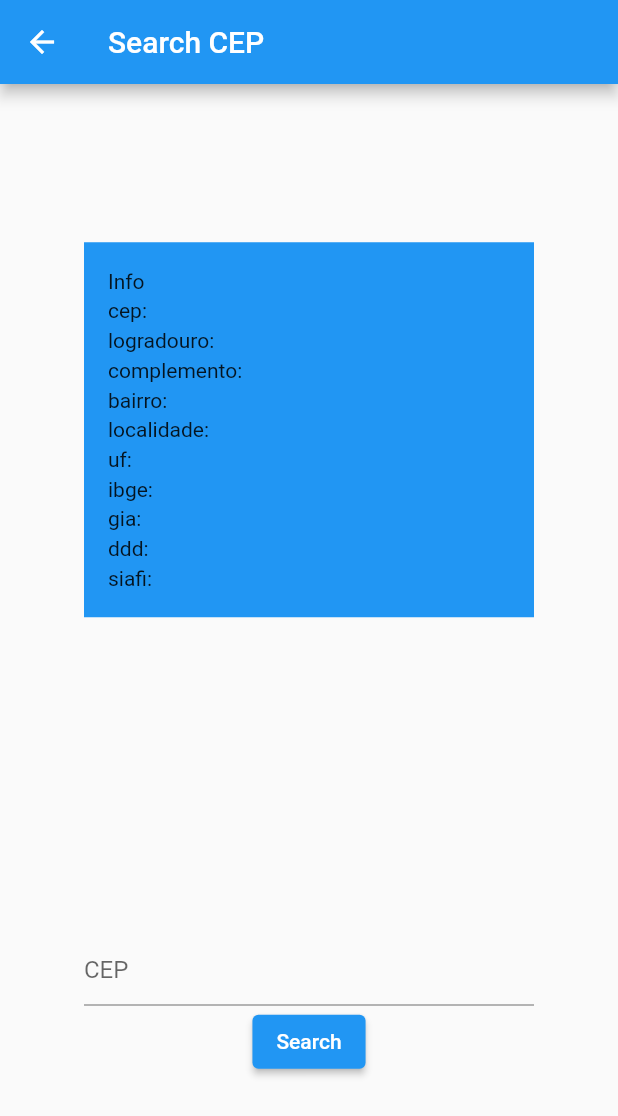
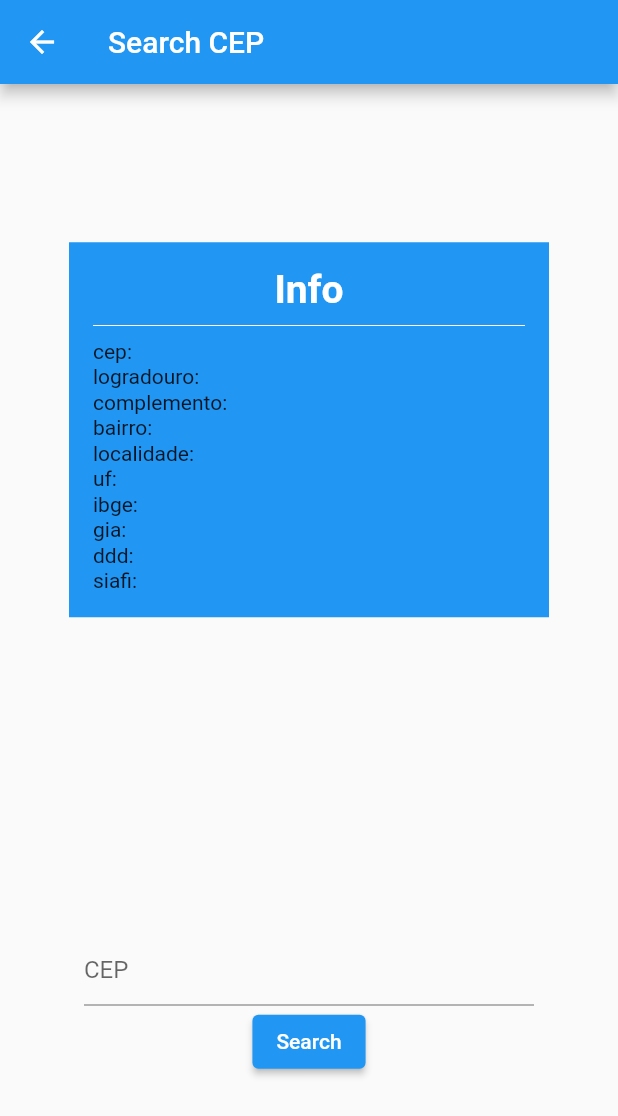
Before and after one commit to bezerrabruno/Estudos, a Flutter app: the DependenciesPage screen opened by its route, after a tap on "Search", on a phone screen of 412 x 824 dp. Shown: the top 1116 px of the screen. Run offline on Flutter 3.47's test engine with Material 2 defaults, Android fonts, the phone set to English and light mode, and no system bars; our stand-ins replace dio, flutter_bloc, flutter_modular, responsive_sizer, sqflite; accounts and stored records are empty; network calls fail.

Commit message:
Update: Module Dependencies.

```diff
--- /dev/null
+++ b/modular/lib/app/modules/dependencies/controller/dependencies_controller.dart
@@ -0,0 +1,14 @@
+import 'package:modular/app/modules/dependencies/dio/cep_http.dart';
+import 'package:modular/app/modules/dependencies/models/cep_model.dart';
+
+class DependenciesController {
+  final CepDio cepDio;
+
+  const DependenciesController(this.cepDio);
+
+  Future<Cep> searchCep(String cepText) async {
+    final mapCep = await cepDio.getDio(cepText);
+
+    return Cep.fromMap(mapCep);
+  }
+}
--- a/modular/lib/app/modules/dependencies/dependencies_module.dart
+++ b/modular/lib/app/modules/dependencies/dependencies_module.dart
@@ -1,11 +1,13 @@
 import 'package:flutter_modular/flutter_modular.dart';
 
-import 'dependencies_page.dart';
+import 'controller/dependencies_controller.dart';
+import 'page/dependencies_page.dart';
 import 'dio/cep_http.dart';
 
 class DependenciesModule extends Module {
   @override
   List<Bind> get binds => [
+        Bind.lazySingleton((i) => DependenciesController(i())),
         Bind.lazySingleton((i) => CepDio()),
       ];
 
--- a/modular/lib/app/modules/dependencies/dependencies_page.dart
+++ /dev/null
@@ -1,103 +0,0 @@
-import 'package:flutter/material.dart';
-import 'package:flutter_modular/flutter_modular.dart';
-
-import 'dio/cep_http.dart';
-import 'models/cep_model.dart';
-
-class DependenciesPage extends StatefulWidget {
-  const DependenciesPage({Key? key}) : super(key: key);
-
-  @override
-  State<DependenciesPage> createState() => _DependenciesPageState();
-}
-
-class _DependenciesPageState extends State<DependenciesPage> {
-  final TextEditingController _controller = TextEditingController();
-
-  CepDio cepDio = Modular.get();
-
-  Cep cep = Cep(
-    '',
-    '',
-    '',
-    '',
-    '',
-    '',
-    '',
-    '',
-    '',
-    '',
-  );
-
-  @override
-  initState() {
-    super.initState();
-  }
-
-  update() {
-    super.setState(() {});
-  }
-
-  @override
-  Widget build(BuildContext context) {
-    return Scaffold(
-      appBar: AppBar(
-        title: const Text('Search CEP'),
-      ),
-      body: Center(
-        child: Column(
-          mainAxisAlignment: MainAxisAlignment.spaceAround,
-          children: <Widget>[
-            Container(
-              height: 250,
-              width: 300,
-              padding: const EdgeInsets.all(16),
-              color: Theme.of(context).primaryColor,
-              child: Column(
-                mainAxisAlignment: MainAxisAlignment.spaceAround,
-                crossAxisAlignment: CrossAxisAlignment.start,
-                children: <Text>[
-                  const Text('Info'),
-                  Text('cep: ${cep.cep}'),
-                  Text('logradouro: ${cep.logradouro}'),
-                  Text('complemento: ${cep.complemento}'),
-                  Text('bairro: ${cep.bairro}'),
-                  Text('localidade: ${cep.localidade}'),
-                  Text('uf: ${cep.uf}'),
-                  Text('ibge: ${cep.ibge}'),
-                  Text('gia: ${cep.gia}'),
-                  Text('ddd: ${cep.ddd}'),
-                  Text('siafi: ${cep.siafi}'),
-                ],
-              ),
-            ),
-            Column(
-              children: [
-                SizedBox(
-                  width: 300,
-                  child: TextField(
-                    controller: _controller,
-                    keyboardType: TextInputType.number,
-                    decoration: const InputDecoration(
-                      hintText: 'CEP',
-                    ),
-                  ),
-                ),
-                ElevatedButton(
-                  onPressed: () => searchCep(),
-                  child: const Text('Search'),
-                ),
-              ],
-            ),
-          ],
-        ),
-      ),
-    );
-  }
-
-  Future<void> searchCep() async {
-    final mapCep = await cepDio.getHttp(_controller.text);
-    cep = Cep.fromMap(mapCep);
-    update();
-  }
-}
--- a/modular/lib/app/modules/dependencies/dio/cep_http.dart
+++ b/modular/lib/app/modules/dependencies/dio/cep_http.dart
@@ -1,7 +1,7 @@
 import 'package:dio/dio.dart';
 
 class CepDio {
-  Future<Map<String, dynamic>> getHttp(String cep) async {
+  Future<Map<String, dynamic>> getDio(String cep) async {
     try {
       var response = await Dio().get('https://viacep.com.br/ws/$cep/json/');
       return response.data;
--- /dev/null
+++ b/modular/lib/app/modules/dependencies/page/dependencies_page.dart
@@ -0,0 +1,120 @@
+import 'package:flutter/material.dart';
+import 'package:flutter_modular/flutter_modular.dart';
+import 'package:modular/app/modules/dependencies/controller/dependencies_controller.dart';
+
+import '../dio/cep_http.dart';
+import '../models/cep_model.dart';
+
+class DependenciesPage extends StatefulWidget {
+  const DependenciesPage({Key? key}) : super(key: key);
+
+  @override
+  State<DependenciesPage> createState() => _DependenciesPageState();
+}
+
+class _DependenciesPageState extends State<DependenciesPage> {
+  DependenciesController controller = Modular.get();
+
+  final TextEditingController _controllerCep = TextEditingController();
+
+  Cep? cep;
+
+  update() async {
+    cep = await controller.searchCep(_controllerCep.text);
+    super.setState(() {});
+  }
+
+  @override
+  Widget build(BuildContext context) {
+    return Scaffold(
+      appBar: AppBar(
+        title: const Text('Search CEP'),
+      ),
+      body: Center(
+        child: Column(
+          mainAxisAlignment: MainAxisAlignment.spaceAround,
+          children: <Widget>[
+            Container(
+              height: 250,
+              width: 320,
+              padding: const EdgeInsets.all(16),
+              color: Theme.of(context).primaryColor,
+              child: cep != null
+                  ? Column(
+                      mainAxisAlignment: MainAxisAlignment.spaceAround,
+                      crossAxisAlignment: CrossAxisAlignment.start,
+                      children: <Widget>[
+                        title(),
+                        const Divider(
+                          color: Colors.white,
+                        ),
+                        Text('cep: ${cep!.cep}'),
+                        Text('logradouro: ${cep!.logradouro}'),
+                        Text('complemento: ${cep!.complemento}'),
+                        Text('bairro: ${cep!.bairro}'),
+                        Text('localidade: ${cep!.localidade}'),
+                        Text('uf: ${cep!.uf}'),
+                        Text('ibge: ${cep!.ibge}'),
+                        Text('gia: ${cep!.gia}'),
+                        Text('ddd: ${cep!.ddd}'),
+                        Text('siafi: ${cep!.siafi}'),
+                      ],
+                    )
+                  : Column(
+                      mainAxisAlignment: MainAxisAlignment.spaceAround,
+                      crossAxisAlignment: CrossAxisAlignment.start,
+                      children: <Widget>[
+                        title(),
+                        const Divider(
+                          color: Colors.white,
+                        ),
+                        const Text('cep: '),
+                        const Text('logradouro: '),
+                        const Text('complemento: '),
+                        const Text('bairro: '),
+                        const Text('localidade: '),
+                        const Text('uf: '),
+                        const Text('ibge: '),
+                        const Text('gia: '),
+                        const Text('ddd: '),
+                        const Text('siafi: '),
+                      ],
+                    ),
+            ),
+            Column(
+              children: [
+                SizedBox(
+                  width: 300,
+                  child: TextField(
+                    controller: _controllerCep,
+                    keyboardType: TextInputType.number,
+                    decoration: const InputDecoration(
+                      hintText: 'CEP',
+                    ),
+                  ),
+                ),
+                ElevatedButton(
+                  onPressed: () => update(),
+                  child: const Text('Search'),
+                ),
+              ],
+            ),
+          ],
+        ),
+      ),
+    );
+  }
+
+  Widget title() {
+    return const Center(
+      child: Text(
+        'Info',
+        style: TextStyle(
+          fontSize: 26,
+          fontWeight: FontWeight.w600,
+          color: Colors.white,
+        ),
+      ),
+    );
+  }
+}
--- a/modular/pubspec.yaml
+++ b/modular/pubspec.yaml
@@ -31,6 +31,7 @@
     sdk: flutter
 
   flutter_modular: ^4.4.0
+
   dio: ^4.0.4
 
 
```
